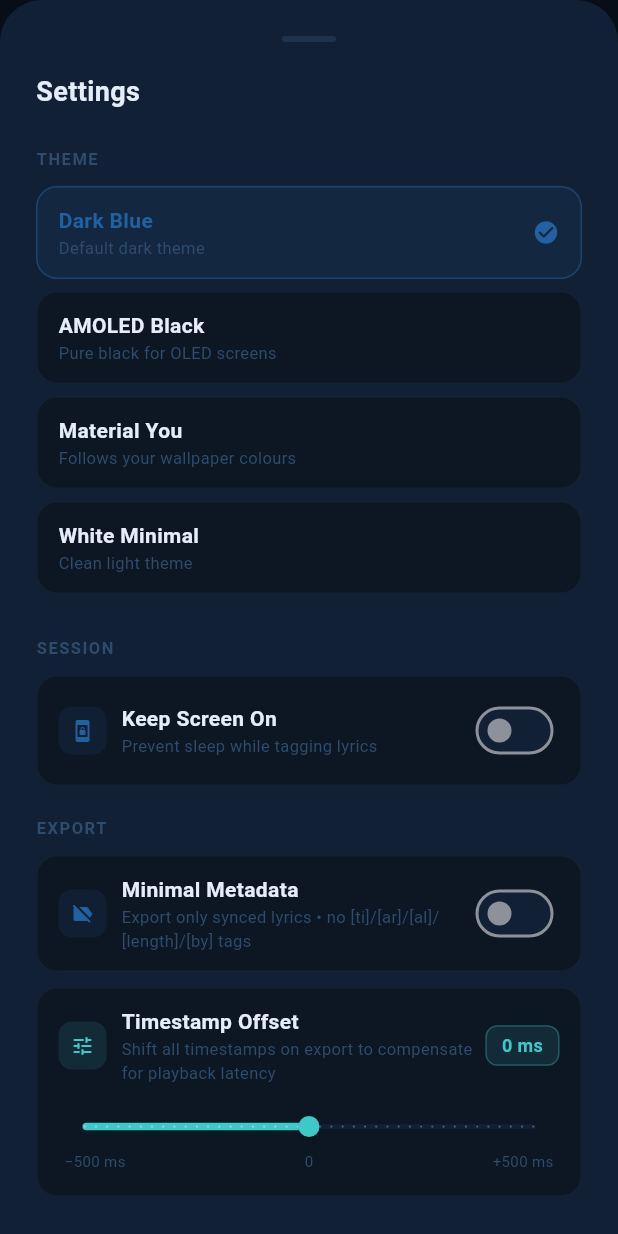
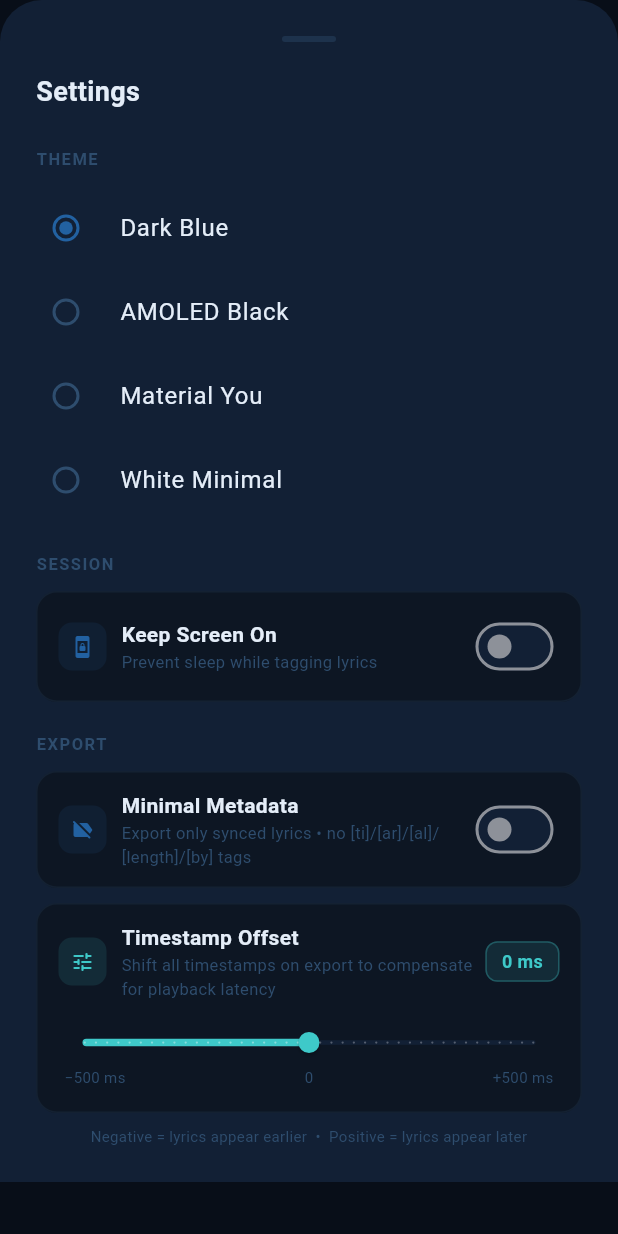
Before and after one commit to resurrectdev1/Lrc-R, a Flutter app: the LrcSettingsSheet widget shown alone on an empty page, opened directly, on a phone screen of 412 x 824 dp. Run offline on Flutter 3.47's test engine with Material 3 defaults, Android fonts, the phone set to English and light mode, and no system bars; drawn by our look-alikes of dynamic_color; our stand-ins replace audioplayers, confetti, file_picker, package_info_plus, share_plus, shared_preferences and 1 more; accounts and stored records are empty.

Commit message:
Refactor theme mode selection to use RadioGroup

```diff
--- a/lib/widgets/settings_sheet.dart
+++ b/lib/widgets/settings_sheet.dart
@@ -54,80 +54,38 @@
               const SizedBox(height: 24),
               _SectionLabel('THEME', theme),
               const SizedBox(height: 10),
-              ...LrcThemeMode.values.map((mode) {
-                final labels = {
-                  LrcThemeMode.darkSlate: ('Dark Blue', 'Default dark theme'),
-                  LrcThemeMode.amoledBlack: (
-                    'AMOLED Black',
-                    'Pure black for OLED screens',
-                  ),
-                  LrcThemeMode.materialYou: (
-                    'Material You',
-                    'Follows your wallpaper colours',
-                  ),
-                  LrcThemeMode.whiteMinimal: (
-                    'White Minimal',
-                    'Clean light theme',
-                  ),
-                };
-                final (label, sub) = labels[mode]!;
-                final isActive = liveSettings.themeMode == mode;
-                return GestureDetector(
-                  onTap: () => liveSettings.setThemeMode(mode),
-                  child: Container(
-                    margin: const EdgeInsets.only(bottom: 8),
-                    padding: const EdgeInsets.symmetric(
-                      horizontal: 14,
-                      vertical: 12,
-                    ),
-                    decoration: BoxDecoration(
-                      color: isActive
-                          ? theme.primary.withValues(alpha: 0.1)
-                          : theme.surface,
-                      borderRadius: BorderRadius.circular(14),
-                      border: Border.all(
-                        color: isActive
-                            ? theme.primary.withValues(alpha: 0.5)
-                            : theme.textMuted.withValues(alpha: 0.2),
+              RadioGroup<LrcThemeMode>(
+                groupValue: liveSettings.themeMode,
+                onChanged: (mode) {
+                  if (mode == null) return;
+                  HapticFeedback.selectionClick();
+                  liveSettings.setThemeMode(mode);
+                },
+                child: Column(
+                  children: LrcThemeMode.values.map((mode) {
+                    const labels = {
+                  LrcThemeMode.darkSlate: 'Dark Blue',
+                  LrcThemeMode.amoledBlack: 'AMOLED Black',
+                  LrcThemeMode.materialYou: 'Material You',
+                  LrcThemeMode.whiteMinimal: 'White Minimal',
+                    };
+                    return RadioListTile<LrcThemeMode>(
+                      value: mode,
+                      activeColor: theme.primary,
+                      fillColor: WidgetStateProperty.resolveWith(
+                        (states) => states.contains(WidgetState.selected)
+                            ? theme.primary
+                            : theme.textMuted,
                       ),
-                    ),
-                    child: Row(
-                      children: [
-                        Expanded(
-                          child: Column(
-                            crossAxisAlignment: CrossAxisAlignment.start,
-                            children: [
-                              Text(
-                                label,
-                                style: TextStyle(
-                                  fontSize: 14,
-                                  fontWeight: FontWeight.w600,
-                                  color: isActive
-                                      ? theme.primary
-                                      : theme.textPrimary,
-                                ),
-                              ),
-                              Text(
-                                sub,
-                                style: TextStyle(
-                                  fontSize: 11,
-                                  color: theme.textMuted,
-                                ),
-                              ),
-                            ],
-                          ),
-                        ),
-                        if (isActive)
-                          Icon(
-                            Icons.check_circle_rounded,
-                            color: theme.primary,
-                            size: 18,
-                          ),
-                      ],
-                    ),
-                  ),
-                );
-              }),
+                      contentPadding: EdgeInsets.zero,
+                      title: Text(
+                        labels[mode]!,
+                        style: TextStyle(color: theme.textPrimary),
+                      ),
+                    );
+                  }).toList(),
+                ),
+              ),
 
               const SizedBox(height: 20),
               _SectionLabel('SESSION', theme),
```
